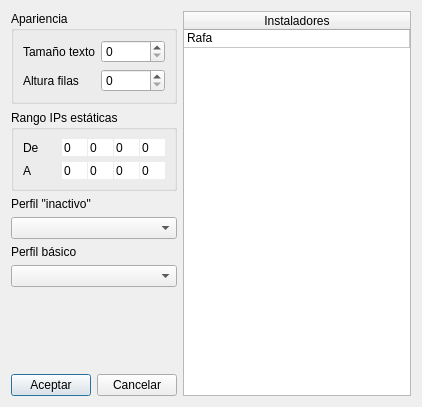
First picture: the form in DlgConfiguracion.ui, repository silderan/QMikPPPManager, before the edit.
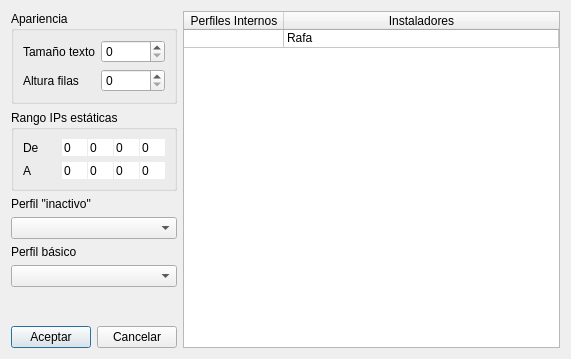
Second picture: the form after the edit.

```diff
--- a/DlgConfiguracion.ui
+++ b/DlgConfiguracion.ui
@@ -6,8 +6,8 @@
    <rect>
     <x>0</x>
     <y>0</y>
-    <width>422</width>
-    <height>407</height>
+    <width>571</width>
+    <height>359</height>
    </rect>
   </property>
   <property name="windowTitle">
@@ -248,12 +248,17 @@
        <string>1</string>
       </property>
      </row>
+     <column>
+      <property name="text">
+       <string>Perfiles Internos</string>
+      </property>
+     </column>
      <column>
       <property name="text">
        <string>Instaladores</string>
       </property>
      </column>
-     <item row="0" column="0">
+     <item row="0" column="1">
       <property name="text">
        <string>Rafa</string>
       </property>
```
